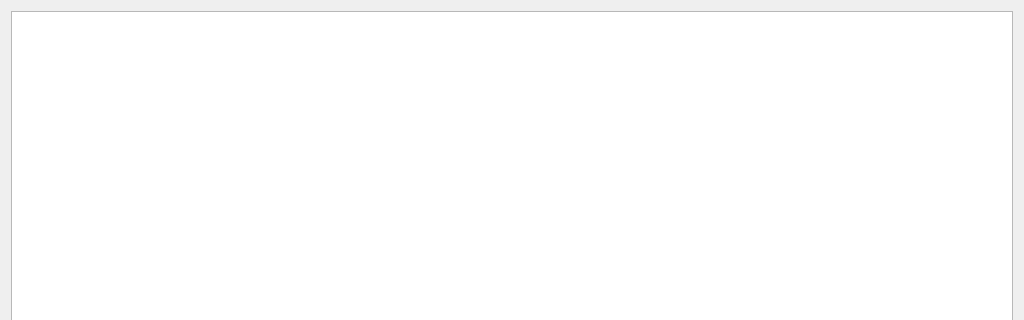
The window that src/GSvar/MethylationWidget.ui (imgag/ngs-bits) describes before a commit, drawn with Qt 5; both pictures show x 0 to 1024 and y 0 to 320 of the 1024 by 800 pixel window.
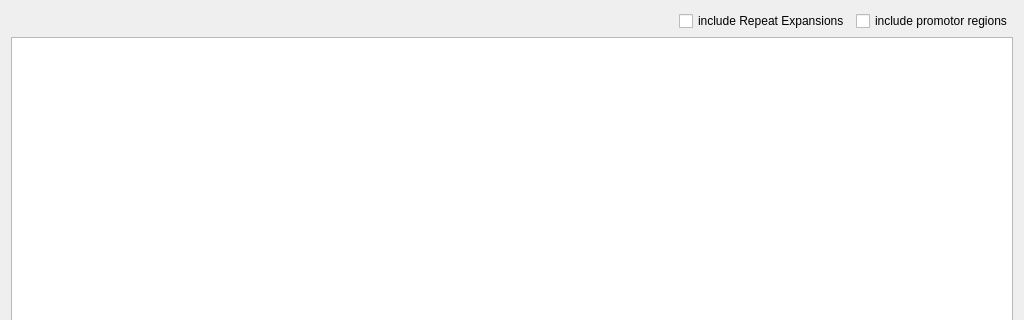
The same window after the commit.

Commit message: src/GSvar/MainWindow.*: allow filtering of methylation table by type

```diff
--- a/src/GSvar/MethylationWidget.ui
+++ b/src/GSvar/MethylationWidget.ui
@@ -15,7 +15,42 @@
   </property>
   <layout class="QVBoxLayout" name="verticalLayout">
    <item>
-    <widget class="QTableWidget" name="tw_methylation"/>
+    <layout class="QVBoxLayout" name="verticalLayout_2">
+     <item>
+      <layout class="QHBoxLayout" name="horizontalLayout">
+       <item>
+        <spacer name="horizontalSpacer">
+         <property name="orientation">
+          <enum>Qt::Horizontal</enum>
+         </property>
+         <property name="sizeHint" stdset="0">
+          <size>
+           <width>40</width>
+           <height>20</height>
+          </size>
+         </property>
+        </spacer>
+       </item>
+       <item>
+        <widget class="QCheckBox" name="cb_include_REs">
+         <property name="text">
+          <string>include Repeat Expansions</string>
+         </property>
+        </widget>
+       </item>
+       <item>
+        <widget class="QCheckBox" name="cb_include_promotors">
+         <property name="text">
+          <string>include promotor regions</string>
+         </property>
+        </widget>
+       </item>
+      </layout>
+     </item>
+     <item>
+      <widget class="QTableWidget" name="tw_methylation"/>
+     </item>
+    </layout>
    </item>
   </layout>
  </widget>
```
The commit also changes 3 other files.
